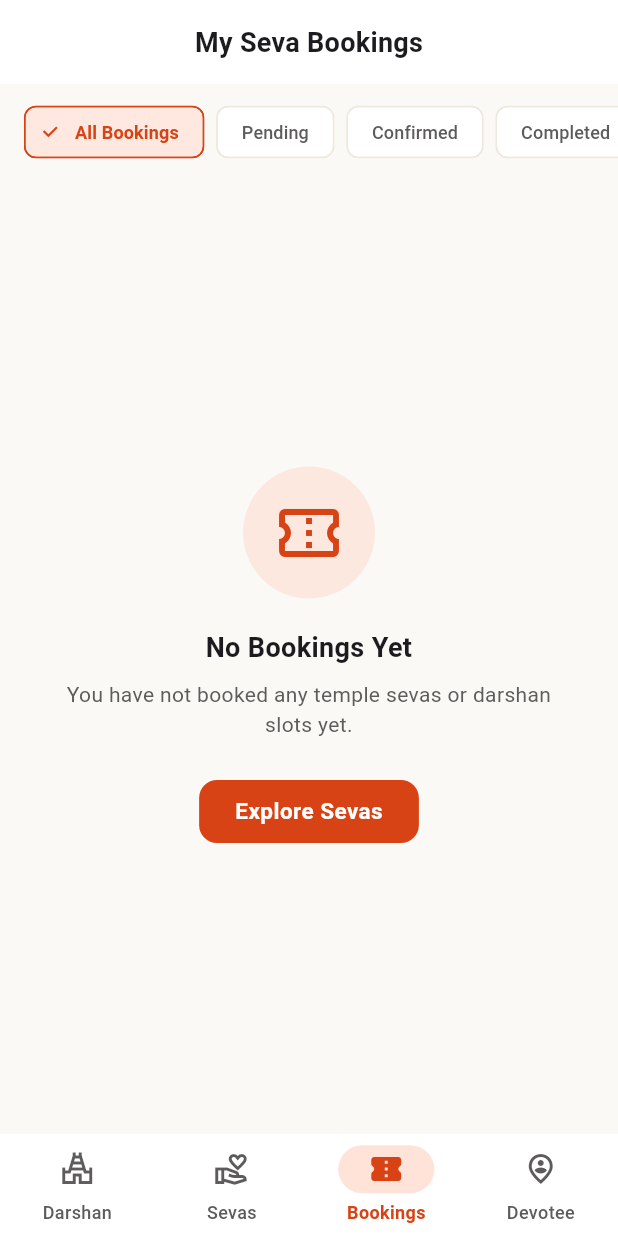
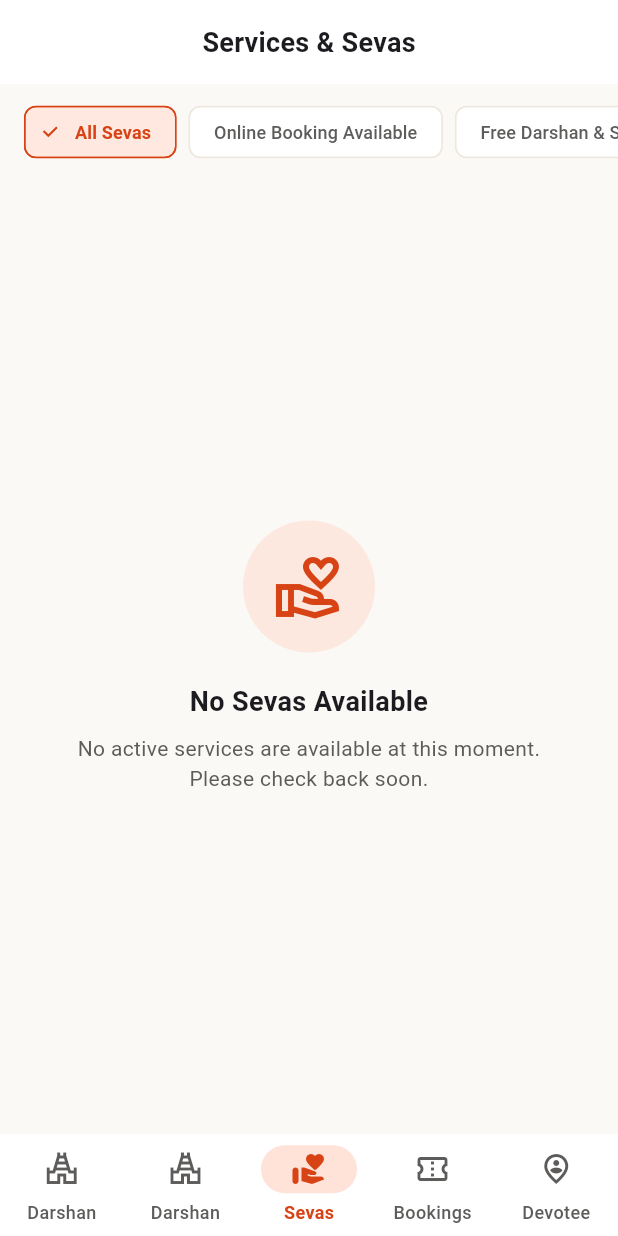
Before and after one commit to sadhvik02/Temple-darshan, a Flutter app: the screen it shows once a user with an empty profile is signed in, item 3 of the bottom bar chosen, on a phone screen of 412 x 824 dp. Run offline on Flutter 3.47's test engine with Material 3 defaults, Android fonts, the phone set to English and light mode, and no system bars; our stand-ins replace cloud_firestore, firebase_auth, firebase_core; accounts and stored records are empty; statements that could not run were skipped.

Commit message:
feat: implement darshan and donation management modules across web admin dashboard and mobile app

```diff
--- a/mobile_app/lib/models/models.dart
+++ b/mobile_app/lib/models/models.dart
@@ -289,3 +289,74 @@ class TempleInfoModel {
   String get eveningTimings => timings['evening']?.toString() ?? '4:00 PM - 9:00 PM';
   String get fullAddress => '$address, $city, $state${pincode.isNotEmpty ? ' - $pincode' : ''}';
 }
+
+class DarshanModel {
+  final String id;
+  final String name;
+  final String description;
+  final num price;
+  final String? imageUrl;
+  final bool bookingEnabled;
+  final bool isActive;
+
+  DarshanModel({
+    required this.id,
+    required this.name,
+    required this.description,
+    required this.price,
+    this.imageUrl,
+    required this.bookingEnabled,
+    required this.isActive,
+  });
+
+  factory DarshanModel.fromFirestore(DocumentSnapshot doc) {
+    final Map<String, dynamic> data = doc.data() as Map<String, dynamic>? ?? {};
+    return DarshanModel(
+      id: doc.id,
+      name: data['name'] ?? '',
+      description: data['description'] ?? '',
+      price: data['price'] ?? 0,
+      imageUrl: data['imageUrl'],
+      bookingEnabled: data['bookingEnabled'] ?? false,
+      isActive: data['isActive'] ?? false,
+    );
+  }
+
+  String get formattedPrice => price > 0 ? '₹$price' : 'Free';
+}
+
+class DonationTypeModel {
+  final String id;
+  final String title;
+  final String description;
+  final String? imageUrl;
+  final String category;
+  final List<num> suggestedAmounts;
+  final bool isActive;
+
+  DonationTypeModel({
+    required this.id,
+    required this.title,
+    required this.description,
+    this.imageUrl,
+    required this.category,
+    required this.suggestedAmounts,
+    required this.isActive,
+  });
+
+  factory DonationTypeModel.fromFirestore(DocumentSnapshot doc) {
+    final Map<String, dynamic> data = doc.data() as Map<String, dynamic>? ?? {};
+    return DonationTypeModel(
+      id: doc.id,
+      title: data['title'] ?? '',
+      description: data['description'] ?? '',
+      imageUrl: data['imageUrl'],
+      category: data['category'] ?? 'general',
+      suggestedAmounts: (data['suggestedAmounts'] as List<dynamic>?)
+              ?.map((e) => e as num)
+              .toList() ??
+          [],
+      isActive: data['isActive'] ?? false,
+    );
+  }
+}
--- a/mobile_app/lib/screens/main/booking_screen.dart
+++ b/mobile_app/lib/screens/main/booking_screen.dart
@@ -135,7 +135,10 @@ class _BookingScreenState extends State<BookingScreen> {
 
       final refCode = await DatabaseService().createBooking(
         userId: user.id,
-        service: widget.service,
+        offeringId: widget.service.id,
+        offeringName: widget.service.name,
+        offeringPrice: widget.service.price,
+        sourceType: 'seva',
         slot: widget.slot,
         quantity: _quantity,
         date: widget.slot.date,
--- a/mobile_app/lib/screens/root_wrapper.dart
+++ b/mobile_app/lib/screens/root_wrapper.dart
@@ -4,6 +4,7 @@ import '../providers/auth_provider.dart';
 import '../theme/app_colors.dart';
 import 'auth/login_screen.dart';
 import 'main/home_screen.dart';
+import 'main/darshan_screen.dart';
 import 'main/my_bookings_screen.dart';
 import 'main/profile_screen.dart';
 import 'main/services_screen.dart';
@@ -65,6 +66,7 @@ class _MainNavigatorState extends State<MainNavigator> {
 
   final List<Widget> _screens = const [
     HomeScreen(),
+    DarshanScreen(),
     ServicesScreen(),
     MyBookingsScreen(),
     ProfileScreen(),
@@ -87,6 +89,11 @@ class _MainNavigatorState extends State<MainNavigator> {
             label: 'Darshan',
           ),
           NavigationDestination(
+            icon: Icon(Icons.temple_hindu_outlined),
+            selectedIcon: Icon(Icons.temple_hindu_rounded),
+            label: 'Darshan',
+          ),
+          NavigationDestination(
             icon: Icon(Icons.volunteer_activism_outlined),
             selectedIcon: Icon(Icons.volunteer_activism_rounded),
             label: 'Sevas',
```
Also changed, not shown: mobile_app/lib/screens/main/home_screen.dart (+101 -0 lines), mobile_app/lib/services/database_service.dart (+34 -8 lines), mobile_app/pubspec.lock, 6 other files.
